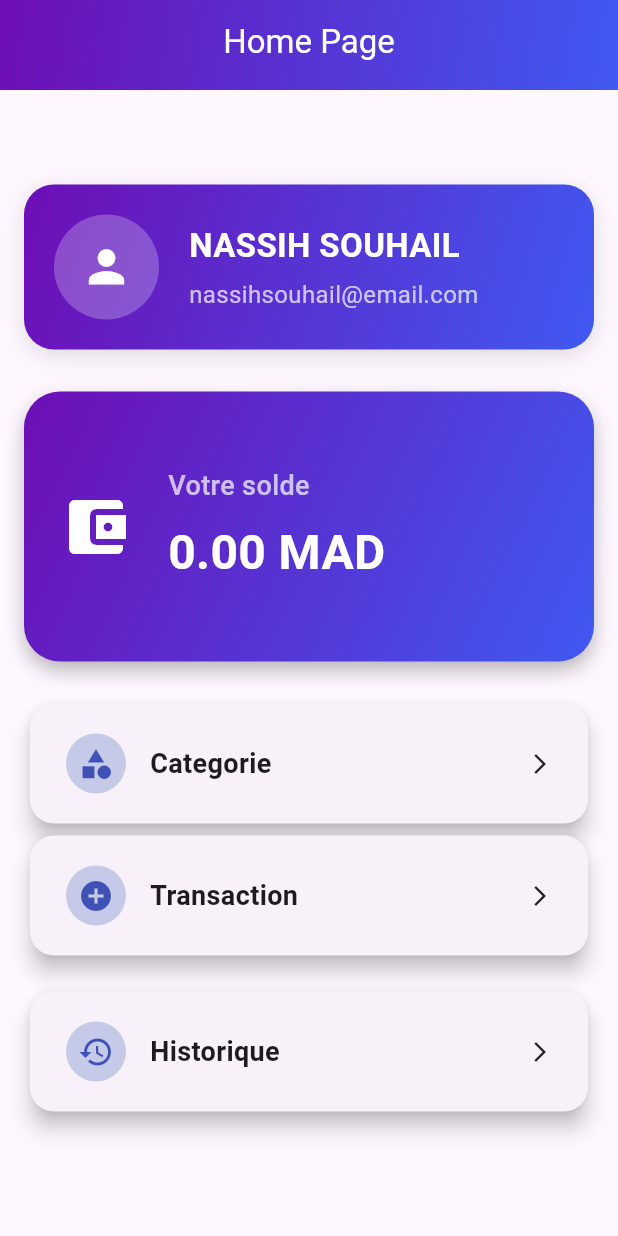
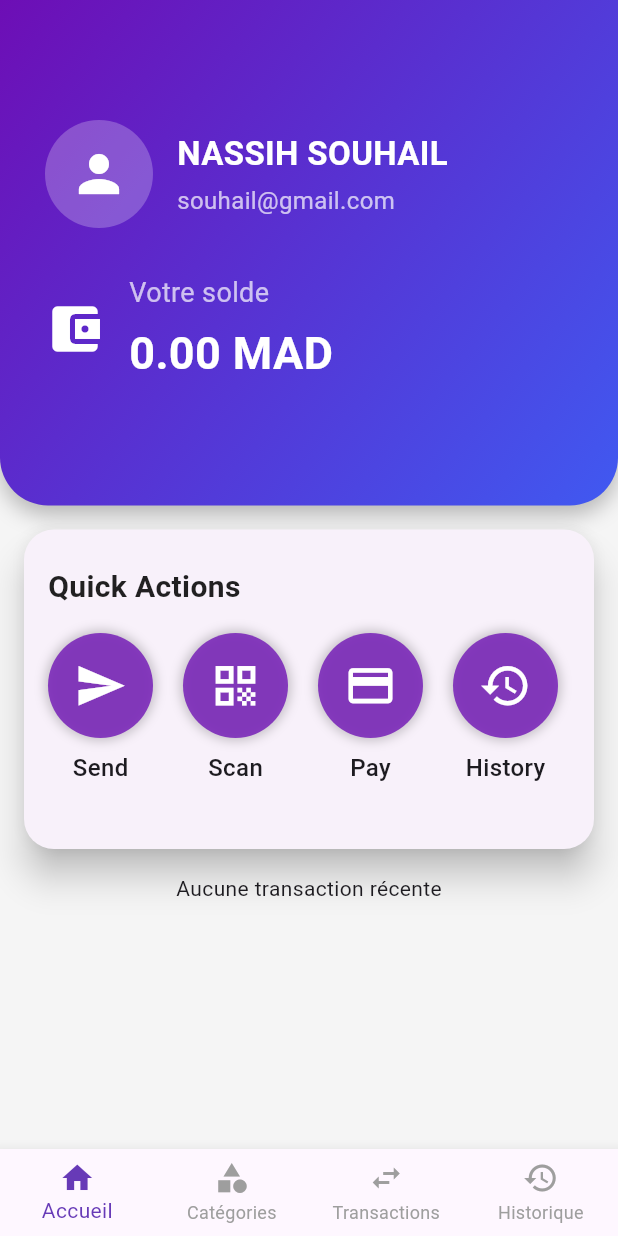
Before and after one commit to souhail-nasssih/bullan-flutter, a Flutter app: the screen it shows after launch, on a phone screen of 412 x 824 dp. Run offline on Flutter 3.47's test engine with Material 3 defaults, Android fonts, the phone set to English and light mode, and no system bars; our stand-ins replace cloud_firestore, firebase_core; accounts and stored records are empty; generated files the repository leaves out were written again.

Commit message:
last commit

```diff
--- a/lib/main.dart
+++ b/lib/main.dart
@@ -1,7 +1,7 @@
-import 'package:bullan/screens/Home%20.dart';
+import 'package:bullan/firebase_options.dart';
+import 'package:bullan/screens/MainLayouts.dart';
 import 'package:firebase_core/firebase_core.dart';
 import 'package:flutter/material.dart';
-import 'firebase_options.dart';
 
 Future<void> main() async {
   // Assurez-vous d'initialiser Firebase avant de lancer l'application
@@ -25,7 +25,7 @@ class MyApp extends StatelessWidget {
         useMaterial3: true,
       ),
       debugShowCheckedModeBanner: false,
-      home: const Home(),
+      home: const MainLayout(),
     );
 
   }
--- a/lib/screens/AddCategorie.dart
+++ b/lib/screens/AddCategorie.dart
@@ -19,6 +19,7 @@ class _AddCategorieState extends State<AddCategorie> {
 
   List<Category> _categories = [];
   String? _editingCategoryId;
+
 
   @override
   void initState() {
--- a/lib/screens/AddTransaction.dart
+++ b/lib/screens/AddTransaction.dart
@@ -25,6 +25,7 @@ class _AddTransactionState extends State<AddTransaction> {
 
   String? _selectedCategory;
   String? _transactionType;
+
 
   @override
   void initState() {
--- a/lib/screens/History.dart
+++ b/lib/screens/History.dart
@@ -13,6 +13,7 @@ class _HistoryState extends State<History> with SingleTickerProviderStateMixin {
   late TabController _tabController;
 
   final service = TransactionService();
+
 
   @override
   void initState() {
--- a/lib/screens/Home .dart
+++ b/lib/screens/Home .dart
@@ -1,10 +1,7 @@
-import 'package:bullan/screens/AddCategorie.dart';
-import 'package:bullan/screens/AddTransaction.dart';
-import 'package:bullan/screens/History.dart';
+import 'package:bullan/screens/LatestTransactionsList%20.dart';
 import 'package:bullan/services/TransactionService.dart';
-import 'package:bullan/widgets/AddItemsCategorie.dart';
-import 'package:bullan/widgets/HomeMenuCard.dart';
-import 'package:bullan/widgets/UserInfoCard.dart';
+import 'package:bullan/widgets/FeatureCard.dart';
+import 'package:bullan/widgets/UserAndBalanceCard.dart';
 import 'package:flutter/material.dart';
 
 class Home extends StatefulWidget {
@@ -18,108 +15,51 @@ class _HomeState extends State<Home> {
   @override
   Widget build(BuildContext context) {
     return Scaffold(
-      // AppBar avec dégradé
-      appBar: PreferredSize(
-        preferredSize: const Size.fromHeight(60),
-        child: AppBar(
-          flexibleSpace: Container(
-            decoration: const BoxDecoration(
-              gradient: LinearGradient(
-                colors: [
-                  Color(0xFF6D0EB5),
-                  Color(0xFF4059F1)
-                ],
-                begin: Alignment.topLeft,
-                end: Alignment.bottomRight,
-              ),
-            ),
-          ),
-          title: const Text(
-            'Home Page',
-            style: TextStyle(color: Colors.white),
-          ),
-          centerTitle: true,
-          elevation: 0,
-          backgroundColor: Colors.transparent,
-        ),
-      ),
-
-      // Body centralisé avec beaux widgets
-      body: Padding(
-        padding: const EdgeInsets.all(16.0),
-        child: Center(
-          child: SingleChildScrollView(
-            child: Column(
-              mainAxisAlignment: MainAxisAlignment.center,
+      backgroundColor: Colors.grey[100],
+      body: Column(
         children: [
-                const UserInfoCard(
-                  name: 'NASSIH SOUHAIL',
-                  email: 'nassihsouhail@email.com',
-                ),
-                const SizedBox(height: 12),
-                // StreamBuilder pour écouter le solde en temps réel
           StreamBuilder<double>(
             stream: TransactionService().getSoldeStream(),
             builder: (context, snapshot) {
               if (snapshot.connectionState == ConnectionState.waiting) {
-                      return const CircularProgressIndicator();
+                return const Padding(
+                  padding: EdgeInsets.symmetric(vertical: 40),
+                  child: CircularProgressIndicator(color: Colors.white),
+                );
               } else if (snapshot.hasError) {
-                      return Text("Erreur: ${snapshot.error}");
-                    } else if (!snapshot.hasData) {
-                      return const Text("Solde indisponible");
+                return Padding(
+                  padding: const EdgeInsets.all(20),
+                  child: Text("Erreur: ${snapshot.error}",
+                      style: const TextStyle(color: Colors.white)),
+                );
               } else {
-                      double balance = snapshot.data!;
-                      return BalanceCard(
+                double balance = snapshot.data ?? 0.0;
+                return UserAndBalanceCard(
+                  name: 'NASSIH SOUHAIL',
+                  email: 'souhail@gmail.com',
                   label: 'Votre solde',
-                        balance:
-                            '${balance.toStringAsFixed(2)} MAD',
+                  balance: '${balance.toStringAsFixed(2)} MAD',
                 );
               }
             },
           ),
-                const SizedBox(height: 24),
-                HomeMenuCard(
-                  icon: Icons.category,
-                  label: 'Categorie',
-                  onTap: () {
-                    Navigator.push(
-                      context,
-                      MaterialPageRoute(
-                        builder: (context) => const AddCategorie(),
+          FeatureCard(
+            features: [
+              FeatureItem(icon: Icons.send, label: 'Send'),
+              FeatureItem(icon: Icons.qr_code, label: 'Scan'),
+              FeatureItem(icon: Icons.payment, label: 'Pay'),
+              FeatureItem(icon: Icons.history, label: 'History'),
+            ],
           ),
-                    );
-                  },
-                ),
-                HomeMenuCard(
-                  icon: Icons.add_circle,
-                  label: 'Transaction',
-                  onTap: () {
-                    Navigator.push(
-                      context,
-                      MaterialPageRoute(
-                        builder: (context) => const AddTransaction(),
-                      ),
-                    );
-                  },
-                ),
-                const SizedBox(height: 16),
-                HomeMenuCard(
-                  icon: Icons.history,
-                  label: 'Historique',
-                  onTap: () {
-                    Navigator.push(
-                      context,
-                      MaterialPageRoute(
-                        builder: (context) => const History(),
-                      ),
-                    );
-                  },
-                ),
-                const SizedBox(height: 16),
-              ],
+          Flexible(
+            child: Container(
+              padding: const EdgeInsets.symmetric(horizontal: 16, vertical: 0),
+              child: SingleChildScrollView(
+                child: LatestTransactionsList(),
               ),
             ),
           ),
+        ],
       ),
     );
   }
--- /dev/null
+++ b/lib/screens/LatestTransactionsList .dart
@@ -0,0 +1,36 @@
+import 'package:flutter/material.dart';
+import '../services/TransactionService.dart';
+import '../widgets/TransactionCard.dart';
+import '../models/TransactionModel.dart';
+
+class LatestTransactionsList extends StatelessWidget {
+  const LatestTransactionsList({super.key});
+
+  @override
+  Widget build(BuildContext context) {
+    return Container(
+      child: StreamBuilder<List<TransactionModel>>(
+        stream: TransactionService().getLatestTransactions(),
+        builder: (context, snapshot) {
+          if (snapshot.connectionState == ConnectionState.waiting) {
+            return const Center(child: CircularProgressIndicator());
+          } else if (snapshot.hasError) {
+            return Center(child: Text('Erreur: ${snapshot.error}'));
+          } else if (!snapshot.hasData || snapshot.data!.isEmpty) {
+            return const Center(child: Text('Aucune transaction récente'));
+          } else {
+            final transactions = snapshot.data!;
+            return ListView.builder(
+              shrinkWrap: true,
+              physics: const NeverScrollableScrollPhysics(),
+              itemCount: transactions.length,
+              itemBuilder: (context, index) {
+                return TransactionCard(transaction: transactions[index]);
+              },
+            );
+          }
+        },
+      ),
+    );
+  }
+}
--- /dev/null
+++ b/lib/screens/MainLayouts.dart
@@ -0,0 +1,112 @@
+import 'package:bullan/screens/AddCategorie.dart';
+import 'package:bullan/screens/AddTransaction.dart';
+import 'package:bullan/screens/History.dart';
+import 'package:bullan/screens/Home%20.dart';
+import 'package:flutter/material.dart';
+
+class MainLayout extends StatefulWidget {
+  const MainLayout({super.key});
+
+  @override
+  State<MainLayout> createState() => _MainLayoutState();
+}
+
+class _MainLayoutState extends State<MainLayout> {
+  int _currentIndex = 0;
+
+  final List<Widget> _pages = const [
+    Home(),
+    AddCategorie(),
+    AddTransaction(),
+    History(),
+  ];
+
+  void _onTabTapped(int index) {
+    if (index == _currentIndex) return;
+    setState(() {
+      _currentIndex = index;
+    });
+  }
+
+  @override
+  Widget build(BuildContext context) {
+    return Scaffold(
+      body: IndexedStack(
+        index: _currentIndex,
+        children: _pages,
+      ),
+      bottomNavigationBar: BottomNavigationBar(
+        currentIndex: _currentIndex,
+        onTap: _onTabTapped,
+        type: BottomNavigationBarType.fixed,
+        selectedItemColor: Colors.deepPurple,
+        unselectedItemColor: Colors.grey,
+        items: const [
+          BottomNavigationBarItem(
+            icon: Icon(Icons.home),
+            label: 'Accueil',
+          ),
+          BottomNavigationBarItem(
+            icon: Icon(Icons.category),
+            label: 'Catégories',
+          ),
+          BottomNavigationBarItem(
+            icon: Icon(Icons.swap_horiz),
+            label: 'Transactions',
+          ),
+          BottomNavigationBarItem(
+            icon: Icon(Icons.history),
+            label: 'Historique',
+          ),
+        ],
+      ),
+    );
+  }
+}
+
+
+
+
+
+
+
+// class MainLayout extends StatefulWidget {
+//   final int currentIndex;
+//   final Widget body;
+//   final PreferredSizeWidget? appBar;
+
+//   const MainLayout({
+//     super.key,
+//     required this.currentIndex,
+//     required this.body,
+//     this.appBar,
+//   });
+
+//   @override
+//   State<MainLayout> createState() => _MainLayoutState();
+// }
+
+// class _MainLayoutState extends State<MainLayout> {
+//   late int _currentIndex = widget.currentIndex;
+
+//   void _onTabTapped(int index) {
+//     NavigationHelper.handleBottomNavTap(context, _currentIndex, index,
+//         (newIndex) {
+//       setState(() {
+//         _currentIndex = newIndex;
+//       });
+//     });
+//   }
+
+//   @override
+//   Widget build(BuildContext context) {
+//     return Scaffold(
+//       appBar: widget.appBar,
+//       body: widget.body,
+//       bottomNavigationBar: BottomNavBar(
+//         currentIndex: widget.currentIndex,
+//         onTap: _onTabTapped,
+//       ),
+//     );
+//   }
+// }
--- a/lib/widgets/AddItemsCategorie.dart
+++ /dev/null
@@ -1,70 +0,0 @@
-import 'package:flutter/material.dart';
-
-class BalanceCard extends StatelessWidget {
-  final String label;
-  final String balance;
-
-  const BalanceCard({
-    super.key,
-    required this.label,
-    required this.balance,
-  });
-
-  @override
-  Widget build(BuildContext context) {
-    return Container(
-      height: 180,
-      decoration: BoxDecoration(
-        borderRadius: BorderRadius.circular(24),
-        gradient: const LinearGradient(
-          colors: [Color(0xFF6D0EB5), Color(0xFF4059F1)],
-          begin: Alignment.topLeft,
-          end: Alignment.bottomRight,
-        ),
-        boxShadow: const [
-          BoxShadow(
-            color: Colors.black26,
-            blurRadius: 10,
-            offset: Offset(0, 6),
-          ),
-        ],
-      ),
-      padding: const EdgeInsets.symmetric(horizontal: 24, vertical: 28),
-      child: Row(
-        children: [
-          const Icon(
-            Icons.account_balance_wallet,
-            size: 48,
-            color: Colors.white,
-          ),
-          const SizedBox(width: 24),
-          Expanded(
-            child: Column(
-              crossAxisAlignment: CrossAxisAlignment.start,
-              mainAxisAlignment: MainAxisAlignment.center,
-              children: [
-                Text(
-                  label,
-                  style: const TextStyle(
-                    color: Colors.white70,
-                    fontSize: 18,
-                    fontWeight: FontWeight.w500,
-                  ),
-                ),
-                const SizedBox(height: 8),
-                Text(
-                  balance,
-                  style: const TextStyle(
-                    color: Colors.white,
-                    fontSize: 32,
-                    fontWeight: FontWeight.bold,
-                  ),
-                ),
-              ],
-            ),
-          ),
-        ],
-      ),
-    );
-  }
-}
--- /dev/null
+++ b/lib/widgets/FeatureCard.dart
@@ -0,0 +1,84 @@
+import 'package:flutter/material.dart';
+
+class FeatureCard extends StatelessWidget {
+  final List<FeatureItem> features;
+
+  const FeatureCard({super.key, required this.features});
+
+  @override
+  Widget build(BuildContext context) {
+    return Card(
+      elevation: 10,
+      shape: RoundedRectangleBorder(borderRadius: BorderRadius.circular(20)),
+      margin: const EdgeInsets.all(16),
+      child: Padding(
+        padding: const EdgeInsets.symmetric(vertical: 24, horizontal: 16),
+        child: Column(
+          crossAxisAlignment: CrossAxisAlignment.start,
+          children: [
+            const Text(
+              'Quick Actions',
+              style: TextStyle(
+                fontSize: 20,
+                fontWeight: FontWeight.bold,
+                color: Colors.black87,
+              ),
+            ),
+            const SizedBox(height: 16),
+            SizedBox(
+              height: 120, // Hauteur ajustée
+              child: ListView.separated(
+                scrollDirection: Axis.horizontal,
+                itemCount: features.length,
+                separatorBuilder: (context, index) => const SizedBox(width: 20),
+                itemBuilder: (context, index) {
+                  final item = features[index];
+                  return Column(
+                    mainAxisSize: MainAxisSize.min,
+                    children: [
+                      Container(
+                        width: 70,
+                        height: 70,
+                        decoration: BoxDecoration(
+                          shape: BoxShape.circle,
+                          color: const Color.fromARGB(197, 109, 14, 181),
+                          boxShadow: [
+                            BoxShadow(
+                              color: Colors.black.withOpacity(0.2),
+                              blurRadius: 5,
+                              spreadRadius: 2,
+                            ),
+                          ],
+                        ),
+                        child: Center(
+                          child: Icon(
+                            item.icon,
+                            color: Colors.white,
+                            size: 35,
+                          ),
+                        ),
+                      ),
+                      const SizedBox(height: 8),
+                      Text(
+                        item.label,
+                        style: const TextStyle(
+                            fontSize: 16, fontWeight: FontWeight.w500),
+                      ),
+                    ],
+                  );
+                },
+              ),
+            ),
+          ],
+        ),
+      ),
+    );
+  }
+}
+
+class FeatureItem {
+  final IconData icon;
+  final String label;
+
+  FeatureItem({required this.icon, required this.label});
+}
--- /dev/null
+++ b/lib/widgets/UserAndBalanceCard.dart
@@ -0,0 +1,109 @@
+import 'package:flutter/material.dart';
+
+class UserAndBalanceCard extends StatelessWidget {
+  final String name;
+  final String email;
+  final String label;
+  final String balance;
+
+  const UserAndBalanceCard({
+    super.key,
+    required this.name,
+    required this.email,
+    required this.label,
+    required this.balance,
+  });
+
+  @override
+  Widget build(BuildContext context) {
+    return Container(
+      width: double.infinity,
+      padding: const EdgeInsets.symmetric(horizontal: 30, vertical: 80),
+      decoration: const BoxDecoration(
+        gradient: LinearGradient(
+          colors: [Color(0xFF6D0EB5), Color(0xFF4059F1)],
+          begin: Alignment.topLeft,
+          end: Alignment.bottomRight,
+        ),
+        borderRadius: BorderRadius.only(
+          bottomLeft: Radius.circular(32),
+          bottomRight: Radius.circular(32),
+        ),
+        boxShadow: [
+          BoxShadow(
+            color: Colors.black26,
+            blurRadius: 12,
+            offset: Offset(0, 6),
+          ),
+        ],
+      ),
+      child: Column(
+        crossAxisAlignment: CrossAxisAlignment.start,
+        children: [
+          // Infos utilisateur
+          Row(
+            children: [
+              const CircleAvatar(
+                radius: 36,
+                backgroundColor: Colors.white24,
+                child: Icon(Icons.person, color: Colors.white, size: 40),
+              ),
+              const SizedBox(width: 16),
+              Column(
+                crossAxisAlignment: CrossAxisAlignment.start,
+                children: [
+                  Text(
+                    name,
+                    style: const TextStyle(
+                      fontSize: 22,
+                      color: Colors.white,
+                      fontWeight: FontWeight.w600,
+                    ),
+                  ),
+                  const SizedBox(height: 4),
+                  Text(
+                    email,
+                    style: const TextStyle(
+                      fontSize: 16,
+                      color: Colors.white70,
+                    ),
+                  ),
+                ],
+              ),
+            ],
+          ),
+          const SizedBox(height: 30),
+          // Solde
+          Row(
+            children: [
+              const Icon(Icons.account_balance_wallet,
+                  size: 40, color: Colors.white),
+              const SizedBox(width: 16),
+              Column(
+                crossAxisAlignment: CrossAxisAlignment.start,
+                children: [
+                  Text(
+                    label,
+                    style: const TextStyle(
+                      color: Colors.white70,
+                      fontSize: 18,
+                    ),
+                  ),
+                  const SizedBox(height: 6),
+                  Text(
+                    balance,
+                    style: const TextStyle(
+                      color: Colors.white,
+                      fontSize: 30,
+                      fontWeight: FontWeight.bold,
+                    ),
+                  ),
+                ],
+              )
+            ],
+          ),
+        ],
+      ),
+    );
+  }
+}
--- a/pubspec.yaml
+++ b/pubspec.yaml
@@ -38,6 +38,7 @@ dependencies:
   firebase_core: ^3.13.0
   cloud_firestore: ^5.6.6
   ulid: ^2.0.1
+  intl: ^0.20.2
 
 
 dev_dependencies:
```
Also changed, not shown: lib/services/TransactionService.dart (+14 -0 lines), lib/utils/BottomNavBar.dart (added, +44 -0 lines), lib/utils/NavigationHelpers.dart (added, +40 -0 lines), lib/widgets/TransactionCard.dart (added, +41 -0 lines), pubspec.lock. Lines whose indentation alone changed are shown as unchanged.
